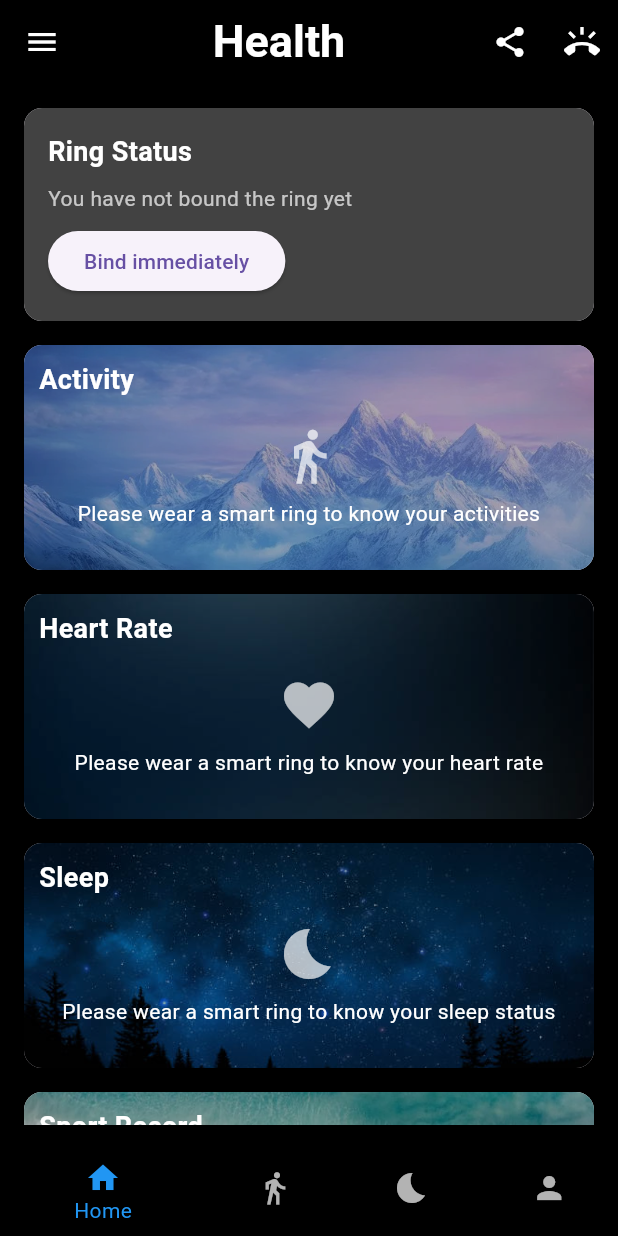
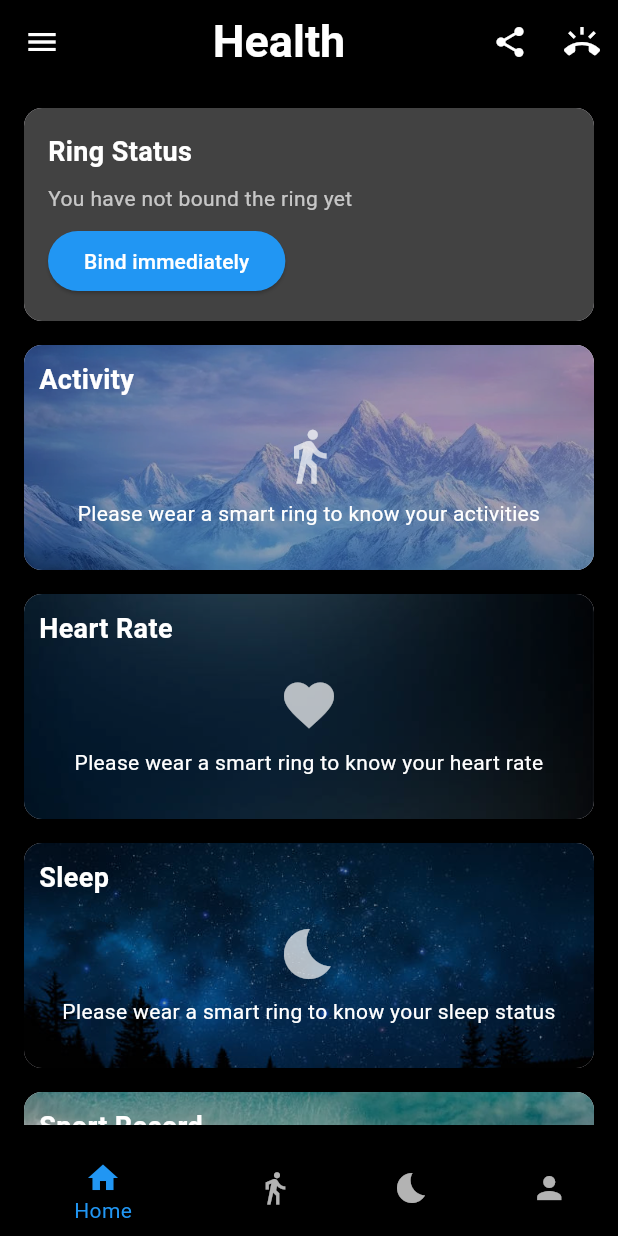
Before and after one commit to Hariprasath137/smart_ring_, a Flutter app: the screen it shows after launch, after a tap on the "menu" icon, after a tap on the "share" icon, on a phone screen of 412 x 824 dp. Run offline on Flutter 3.47's test engine with Material 3 defaults, Android fonts, the phone set to English and light mode, and no system bars; our stand-ins replace fl_chart.

Commit message:
feat-Added Profile_Screen

```diff
--- a/lib/main.dart
+++ b/lib/main.dart
@@ -1,6 +1,7 @@
 import 'package:flutter/material.dart';
 import 'package:smart_ring/screens/navigation/app_routes.dart';
 import 'package:smart_ring/screens/navigation/bottom_navbar.dart';
+// import 'package:smart_ring/screens/navigation/bottom_navbar.dart';
 
 void main() {
   runApp(MyApp());
--- a/lib/screens/home_screen/home_screen.dart
+++ b/lib/screens/home_screen/home_screen.dart
@@ -164,7 +164,13 @@ class _HomeScreenState extends State<HomeScreen> {
                                     cards[index]['route'],
                                   );
                                 },
-                                child: Text(cards[index]['buttonText']),
+                                style: ElevatedButton.styleFrom(
+                                  backgroundColor: Colors.blue,
+                                ),
+                                child: Text(
+                                  cards[index]['buttonText'],
+                                  style: TextStyle(color: Colors.white),
+                                ),
                               ),
                             ],
                           ),
--- a/lib/screens/navigation/bottom_navbar.dart
+++ b/lib/screens/navigation/bottom_navbar.dart
@@ -1,6 +1,7 @@
 import 'package:flutter/material.dart';
 import 'package:smart_ring/screens/activity_screen/activity_screen.dart';
 import 'package:smart_ring/screens/home_screen/home_screen.dart';
+import 'package:smart_ring/screens/profile_screen/profile_screen.dart';
 import 'package:smart_ring/screens/sleep_screen/sleep_screen.dart';
 
 class MainScreen extends StatefulWidget {
@@ -17,7 +18,7 @@ class _MainScreenState extends State<MainScreen> {
     HomeScreen(),
     ActivityScreen(),
     SleepScreen(),
-    ProfileScreen(),
+    MyProfile(),
   ];
 
   void _onItemTapped(int index) {
@@ -53,14 +54,3 @@ class _MainScreenState extends State<MainScreen> {
     );
   }
 }
-
-class ProfileScreen extends StatelessWidget {
-  const ProfileScreen({super.key});
-
-  @override
-  Widget build(BuildContext context) {
-    return Center(
-      child: Text('Profile Screen', style: TextStyle(color: Colors.white)),
-    );
-  }
-}
--- /dev/null
+++ b/lib/screens/profile_screen/profile_screen.dart
@@ -0,0 +1,420 @@
+import 'package:flutter/material.dart';
+
+class MyProfile extends StatefulWidget {
+  const MyProfile({super.key});
+
+  @override
+  State<MyProfile> createState() => _MyProfileState();
+}
+
+class _MyProfileState extends State<MyProfile> {
+  @override
+  Widget build(BuildContext context) {
+    return Scaffold(
+      backgroundColor: Colors.black,
+      body: Column(
+        children: [
+          const SizedBox(height: 80),
+          SizedBox(
+            width: double.infinity,
+            child: Padding(
+              padding: const EdgeInsets.all(16.0),
+              child: Card(
+                color: Colors.grey[900],
+                shape: RoundedRectangleBorder(
+                  borderRadius: BorderRadius.circular(16.0),
+                ),
+                child: Padding(
+                  padding: const EdgeInsets.all(16.0),
+                  child: Column(
+                    crossAxisAlignment: CrossAxisAlignment.start,
+                    children: [
+                      const Text(
+                        "You have not bound the ring yet!",
+                        style: TextStyle(color: Colors.white, fontSize: 20),
+                      ),
+                      const SizedBox(height: 20),
+                      ElevatedButton(
+                        onPressed: () {},
+                        style: ElevatedButton.styleFrom(
+                          backgroundColor: Colors.blue,
+                        ),
+                        child: const Text(
+                          "Bind Immediately",
+                          style: TextStyle(color: Colors.white),
+                        ),
+                      ),
+                    ],
+                  ),
+                ),
+              ),
+            ),
+          ),
+
+          Expanded(
+            child: ListView.separated(
+              shrinkWrap: true,
+              itemCount: 1, // Set the number of items dynamically
+              separatorBuilder:
+                  (context, index) => const Divider(color: Colors.grey),
+              itemBuilder: (context, index) {
+                return Padding(
+                  padding: const EdgeInsets.all(16.0),
+                  child: Card(
+                    color: Colors.grey[900],
+                    shape: RoundedRectangleBorder(
+                      borderRadius: BorderRadius.circular(16.0),
+                    ),
+                    child: Column(
+                      children: [
+                        Padding(
+                          padding: const EdgeInsets.all(16.0),
+                          child: GestureDetector(
+                            onTap: () {},
+                            child: Row(
+                              mainAxisAlignment: MainAxisAlignment.spaceBetween,
+                              children: [
+                                Row(
+                                  children: [
+                                    Image.asset(
+                                      "assets/icons/smart-ring.png",
+                                      height: 24,
+                                      width: 24,
+                                    ),
+                                    const SizedBox(width: 10),
+                                    const Text(
+                                      "Find Ring",
+                                      style: TextStyle(
+                                        color: Colors.white,
+                                        fontSize: 18,
+                                      ),
+                                    ),
+                                  ],
+                                ),
+                                const Icon(
+                                  Icons.arrow_forward_ios,
+                                  color: Colors.white,
+                                  size: 20,
+                                ),
+                              ],
+                            ),
+                          ),
+                        ),
+                        Divider(color: Colors.white24, thickness: 1),
+                        Padding(
+                          padding: const EdgeInsets.all(16.0),
+                          child: GestureDetector(
+                            onTap: () {},
+                            child: Row(
+                              mainAxisAlignment: MainAxisAlignment.spaceBetween,
+                              children: [
+                                Row(
+                                  children: [
+                                    Image.asset(
+                                      "assets/icons/smart-ring.png",
+                                      height: 24,
+                                      width: 24,
+                                    ),
+                                    const SizedBox(width: 10),
+                                    const Text(
+                                      "Health reminder",
+                                      style: TextStyle(
+                                        color: Colors.white,
+                                        fontSize: 18,
+                                      ),
+                                    ),
+                                  ],
+                                ),
+                                const Icon(
+                                  Icons.arrow_forward_ios,
+                                  color: Colors.white,
+                                  size: 20,
+                                ),
+                              ],
+                            ),
+                          ),
+                        ),
+                        Divider(color: Colors.white24, thickness: 1),
+                        Padding(
+                          padding: const EdgeInsets.all(16.0),
+                          child: GestureDetector(
+                            onTap: () {},
+                            child: Row(
+                              mainAxisAlignment: MainAxisAlignment.spaceBetween,
+                              children: [
+                                Row(
+                                  children: [
+                                    Image.asset(
+                                      "assets/icons/smart-ring.png",
+                                      height: 24,
+                                      width: 24,
+                                    ),
+                                    const SizedBox(width: 10),
+                                    const Text(
+                                      "Ring Game",
+                                      style: TextStyle(
+                                        color: Colors.white,
+                                        fontSize: 18,
+                                      ),
+                                    ),
+                                  ],
+                                ),
+                                const Icon(
+                                  Icons.arrow_forward_ios,
+                                  color: Colors.white,
+                                  size: 20,
+                                ),
+                              ],
+                            ),
+                          ),
+                        ),
+                        Divider(color: Colors.white24, thickness: 1),
+                        Padding(
+                          padding: const EdgeInsets.all(16.0),
+                          child: GestureDetector(
+                            onTap: () {},
+                            child: Row(
+                              mainAxisAlignment: MainAxisAlignment.spaceBetween,
+                              children: [
+                                Row(
+                                  children: [
+                                    Image.asset(
+                                      "assets/icons/smart-ring.png",
+                                      height: 24,
+                                      width: 24,
+                                    ),
+                                    const SizedBox(width: 10),
+                                    const Text(
+                                      "Theme Style",
+                                      style: TextStyle(
+                                        color: Colors.white,
+                                        fontSize: 18,
+                                      ),
+                                    ),
+                                  ],
+                                ),
+                                const Icon(
+                                  Icons.arrow_forward_ios,
+                                  color: Colors.white,
+                                  size: 20,
+                                ),
+                              ],
+                            ),
+                          ),
+                        ),
+                        Divider(color: Colors.white24, thickness: 1),
+                        Padding(
+                          padding: const EdgeInsets.all(16.0),
+                          child: GestureDetector(
+                            onTap: () {},
+                            child: Row(
+                              mainAxisAlignment: MainAxisAlignment.spaceBetween,
+                              children: [
+                                Row(
+                                  children: [
+                                    Image.asset(
+                                      "assets/icons/smart-ring.png",
+                                      height: 24,
+                                      width: 24,
+                                    ),
+                                    const SizedBox(width: 10),
+                                    const Text(
+                                      "Units Format",
+                                      style: TextStyle(
+                                        color: Colors.white,
+                                        fontSize: 18,
+                                      ),
+                                    ),
+                                  ],
+                                ),
+                                const Icon(
+                                  Icons.arrow_forward_ios,
+                                  color: Colors.white,
+                                  size: 20,
+                                ),
+                              ],
+                            ),
+                          ),
+                        ),
+                        Divider(color: Colors.white24, thickness: 1),
+                        Padding(
+                          padding: const EdgeInsets.all(16.0),
+                          child: GestureDetector(
+                            onTap: () {},
+                            child: Row(
+                              mainAxisAlignment: MainAxisAlignment.spaceBetween,
+                              children: [
+                                Row(
+                                  children: [
+                                    Image.asset(
+                                      "assets/icons/smart-ring.png",
+                                      height: 24,
+                                      width: 24,
+                                    ),
+                                    const SizedBox(width: 10),
+                                    const Text(
+                                      "Low Battery Prompt",
+                                      style: TextStyle(
+                                        color: Colors.white,
+                                        fontSize: 18,
+                                      ),
+                                    ),
+                                  ],
+                                ),
+                                const Icon(
+                                  Icons.arrow_forward_ios,
+                                  color: Colors.white,
+                                  size: 20,
+                                ),
+                              ],
+                            ),
+                          ),
+                        ),
+                        Divider(color: Colors.white24, thickness: 1),
+                        Padding(
+                          padding: const EdgeInsets.all(16.0),
+                          child: GestureDetector(
+                            onTap: () {},
+                            child: Row(
+                              mainAxisAlignment: MainAxisAlignment.spaceBetween,
+                              children: [
+                                Row(
+                                  children: [
+                                    Image.asset(
+                                      "assets/icons/smart-ring.png",
+                                      height: 24,
+                                      width: 24,
+                                    ),
+                                    const SizedBox(width: 10),
+                                    const Text(
+                                      "Background operation protection guide",
+                                      style: TextStyle(
+                                        color: Colors.white,
+                                        fontSize: 18,
+                                      ),
+                                    ),
+                                  ],
+                                ),
+                                const Icon(
+                                  Icons.arrow_forward_ios,
+                                  color: Colors.white,
+                                  size: 20,
+                                ),
+                              ],
+                            ),
+                          ),
+                        ),
+                        Divider(color: Colors.white24, thickness: 1),
+                        Padding(
+                          padding: const EdgeInsets.all(16.0),
+                          child: GestureDetector(
+                            onTap: () {},
+                            child: Row(
+                              mainAxisAlignment: MainAxisAlignment.spaceBetween,
+                              children: [
+                                Row(
+                                  children: [
+                                    Image.asset(
+                                      "assets/icons/smart-ring.png",
+                                      height: 24,
+                                      width: 24,
+                                    ),
+                                    const SizedBox(width: 10),
+                                    const Text(
+                                      "Firmware Upgrade",
+                                      style: TextStyle(
+                                        color: Colors.white,
+                                        fontSize: 18,
+                                      ),
+                                    ),
+                                  ],
+                                ),
+                                const Icon(
+                                  Icons.arrow_forward_ios,
+                                  color: Colors.white,
+                                  size: 20,
+                                ),
+                              ],
+                            ),
+                          ),
+                        ),
+                        Divider(color: Colors.white24, thickness: 1),
+                        Padding(
+                          padding: const EdgeInsets.all(16.0),
+                          child: GestureDetector(
+                            onTap: () {},
+                            child: Row(
+                              mainAxisAlignment: MainAxisAlignment.spaceBetween,
+                              children: [
+                                Row(
+                                  children: [
+                                    Image.asset(
+                                      "assets/icons/smart-ring.png",
+                                      height: 24,
+                                      width: 24,
+                                    ),
+                                    const SizedBox(width: 10),
+                                    const Text(
+                                      "System Setting",
+                                      style: TextStyle(
+                                        color: Colors.white,
+                                        fontSize: 18,
+                                      ),
+                                    ),
+                                  ],
+                                ),
+                                const Icon(
+                                  Icons.arrow_forward_ios,
+                                  color: Colors.white,
+                                  size: 20,
+                                ),
+                              ],
+                            ),
+                          ),
+                        ),
+                        Divider(color: Colors.white24, thickness: 1),
+                        Padding(
+                          padding: const EdgeInsets.all(16.0),
+                          child: GestureDetector(
+                            onTap: () {},
+                            child: Row(
+                              mainAxisAlignment: MainAxisAlignment.spaceBetween,
+                              children: [
+                                Row(
+                                  children: [
+                                    Image.asset(
+                                      "assets/icons/smart-ring.png",
+                                      height: 24,
+                                      width: 24,
+                                    ),
+                                    const SizedBox(width: 10),
+                                    const Text(
+                                      "FAQ's",
+                                      style: TextStyle(
+                                        color: Colors.white,
+                                        fontSize: 18,
+                                      ),
+                                    ),
+                                  ],
+                                ),
+                                const Icon(
+                                  Icons.arrow_forward_ios,
+                                  color: Colors.white,
+                                  size: 20,
+                                ),
+                              ],
+                            ),
+                          ),
+                        ),
+                      ],
+                    ),
+                  ),
+                );
+              },
+            ),
+          ),
+        ],
+      ),
+    );
+  }
+}
--- a/pubspec.yaml
+++ b/pubspec.yaml
@@ -68,7 +68,8 @@ flutter:
     - assets/data_not_yet.jpg
     - assets/datadetails.png
     - assets/run.gif
-
+    - assets/icons/home.png
+    - assets/icons/smart-ring.png
   # An image asset can refer to one or more resolution-specific "variants", see
   # https://flutter.dev/to/resolution-aware-images
 
```
Also changed, not shown: assets/icons/home.png (added), assets/icons/smart-ring.png (added).
